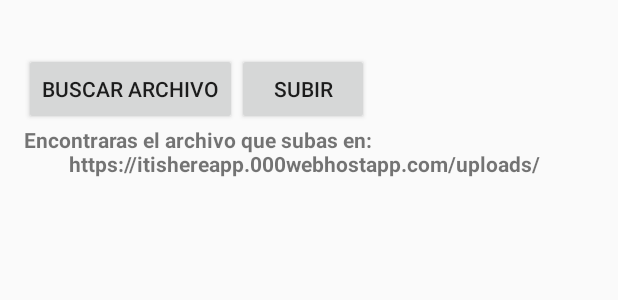
After one commit to AmadorFernandez/RelacionFicheros, an Android app: the layout activity_ej_seven.xml on its own in the app's theme, with its tools: preview values and no code run, on a phone screen of 412 x 824 dp. The commit adds this screen. Shown: the top 300 px of the screen. Run offline under Robolectric (Android 15) with nearby library versions, the phone set to English and light mode, and no system bars; network calls fail.

Commit message:
Relación terminada o eso creo

```diff
--- /dev/null
+++ b/app/src/main/res/layout/activity_ej_seven.xml
@@ -0,0 +1,52 @@
+<?xml version="1.0" encoding="utf-8"?>
+<RelativeLayout xmlns:android="http://schemas.android.com/apk/res/android"
+    xmlns:tools="http://schemas.android.com/tools"
+    android:id="@+id/activity_ej_seven"
+    android:layout_width="match_parent"
+    android:layout_height="match_parent"
+    android:paddingBottom="@dimen/activity_vertical_margin"
+    android:paddingLeft="@dimen/activity_horizontal_margin"
+    android:paddingRight="@dimen/activity_horizontal_margin"
+    android:paddingTop="@dimen/activity_vertical_margin"
+    tools:context="com.amador.relacionficheros.EjSeven">
+
+    <TextView
+        android:layout_width="match_parent"
+        android:layout_height="wrap_content"
+        android:id="@+id/txvFileName"
+
+
+        />
+
+    <Button
+        android:layout_width="wrap_content"
+        android:layout_height="wrap_content"
+        android:id="@+id/btnOpenExplorer"
+        android:text="Buscar Archivo"
+        android:layout_below="@+id/txvFileName"
+        />
+
+    <Button
+        android:layout_width="wrap_content"
+        android:layout_height="wrap_content"
+        android:id="@+id/btnUpload"
+        android:text="Subir"
+        android:layout_below="@+id/txvFileName"
+        android:layout_toRightOf="@+id/btnOpenExplorer"
+        />
+
+    <TextView
+        android:layout_width="match_parent"
+        android:layout_height="wrap_content"
+        android:id="@+id/txvResponse"
+        android:layout_below="@+id/btnOpenExplorer"
+        android:text="Encontraras el archivo que subas en:\n
+        https://itishereapp.000webhostapp.com/uploads/"
+        android:textStyle="bold"
+        />
+
+
+
+
+
+</RelativeLayout>
--- a/app/src/main/res/layout/activity_selection.xml
+++ b/app/src/main/res/layout/activity_selection.xml
@@ -83,7 +83,7 @@
         android:layout_width="wrap_content"
         android:layout_height="wrap_content"
         android:id="@+id/btn8"
-        android:text="@string/text_exercice_eight"
+        android:text="Extra"
         android:layout_below="@+id/btn7"
         android:background="@color/colorPrimaryDark"
         android:layout_marginTop="@dimen/menu_button_top_separation"
```
Also changed, not shown: app/src/main/AndroidManifest.xml (+7 -5 lines), app/src/main/java/com/amador/relacionficheros/EjSeven.java (added, +163 -0 lines), app/src/main/java/com/amador/relacionficheros/RestClient.java (added, +56 -0 lines), app/src/main/java/com/amador/relacionficheros/SelectionActivity.java (+8 -0 lines).
